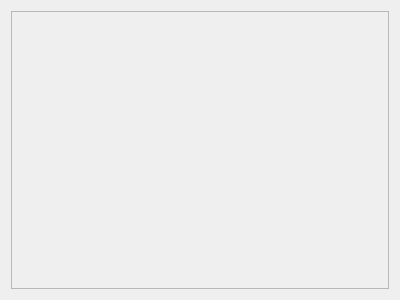
The window that data/qt/Viewer.ui (gstiebler/vision_workbench) describes before a commit, drawn with Qt 5.
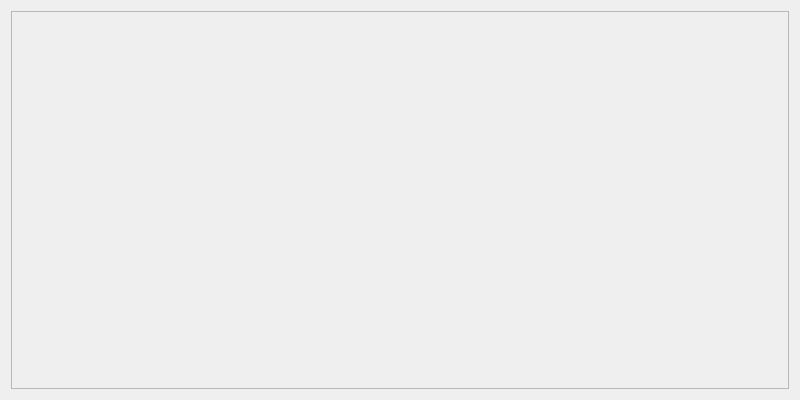
The same window after the commit.

Commit message: Showing image on image viewer window

Diff of the .ui file:
```diff
--- a/data/qt/Viewer.ui
+++ b/data/qt/Viewer.ui
@@ -6,10 +6,16 @@
    <rect>
     <x>0</x>
     <y>0</y>
-    <width>400</width>
-    <height>300</height>
+    <width>800</width>
+    <height>400</height>
    </rect>
   </property>
+  <property name="minimumSize">
+   <size>
+    <width>800</width>
+    <height>400</height>
+   </size>
+  </property>
   <property name="windowTitle">
    <string>Dialog</string>
   </property>
@@ -24,10 +30,25 @@
        <rect>
         <x>0</x>
         <y>0</y>
-        <width>384</width>
-        <height>284</height>
+        <width>784</width>
+        <height>384</height>
        </rect>
       </property>
+      <layout class="QVBoxLayout" name="verticalLayout_3">
+       <item>
+        <widget class="QLabel" name="imageLabel">
+         <property name="minimumSize">
+          <size>
+           <width>0</width>
+           <height>0</height>
+          </size>
+         </property>
+         <property name="text">
+          <string/>
+         </property>
+        </widget>
+       </item>
+      </layout>
      </widget>
     </widget>
    </item>
```
The commit also changes 7 other files.
